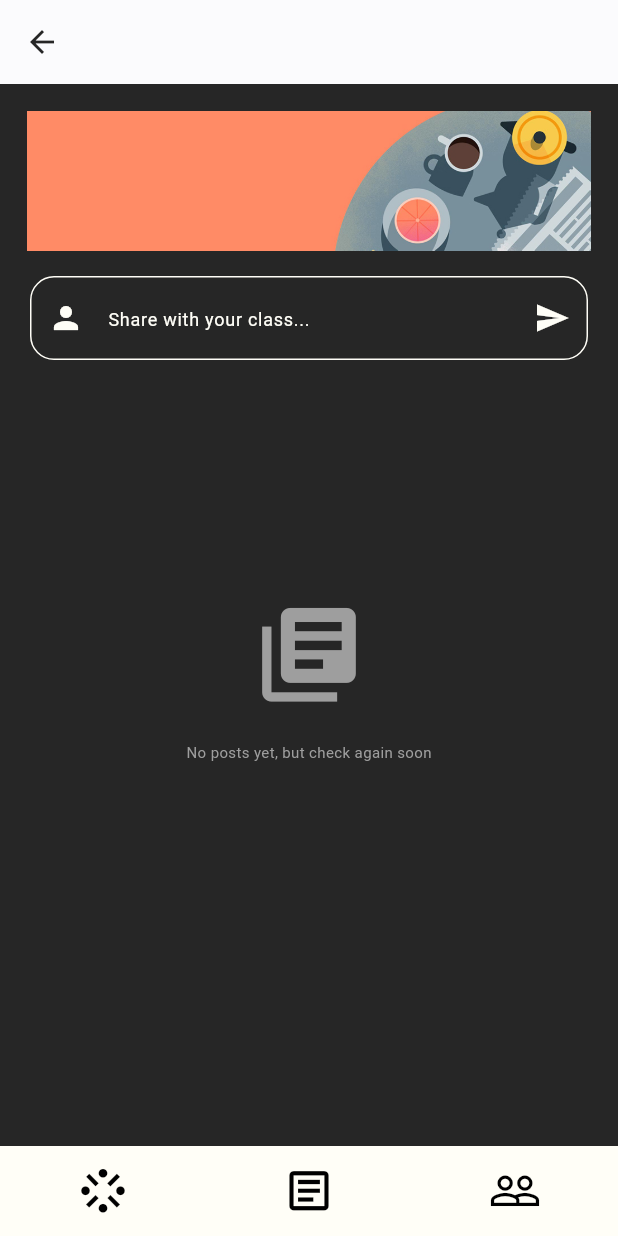
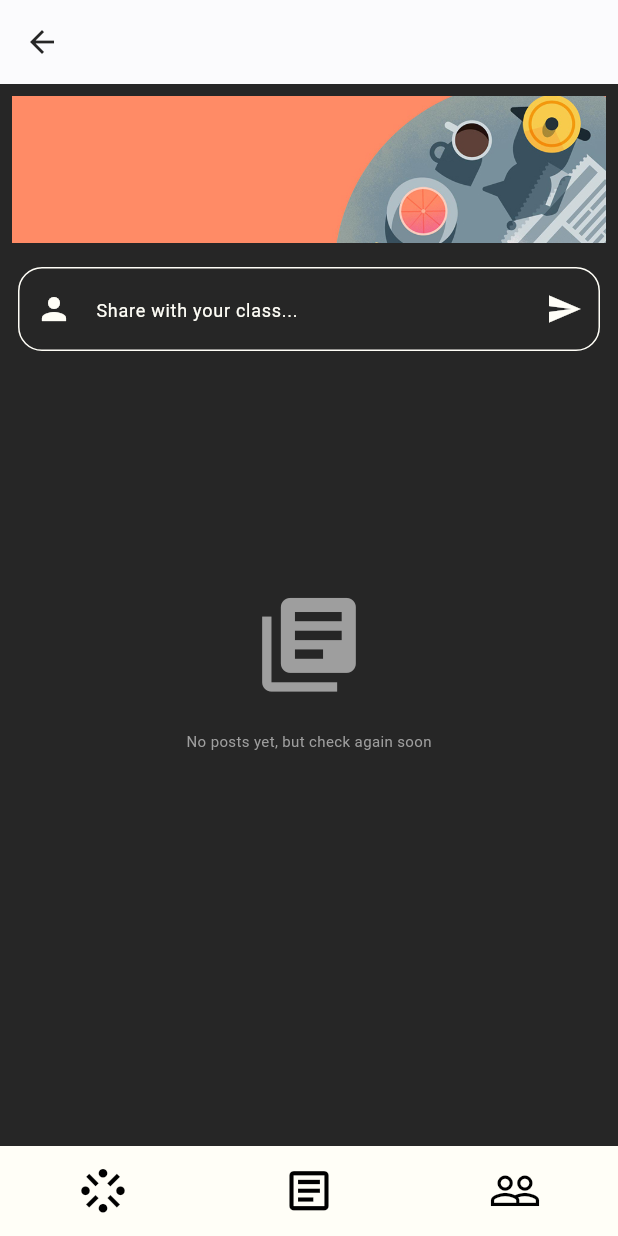
Before and after one commit to kurtpetrola/ace, a Flutter app: the Classroom screen opened directly, after a tap on "Introduction to Computing", on a phone screen of 412 x 824 dp. Run offline on Flutter 3.47's test engine with Material 3 defaults, Android fonts, the phone set to English and light mode, and no system bars; our stand-ins replace firebase_core, firebase_database, hive, hive_flutter, ionicons; accounts and stored records are empty.

Commit message:
chore: bump tweaks

```diff
--- a/lib/components/admin_button.dart
+++ b/lib/components/admin_button.dart
@@ -23,7 +23,7 @@ class AdminButton extends StatelessWidget {
         shape: RoundedRectangleBorder(
           borderRadius: BorderRadius.circular(20),
         ),
-        padding: const EdgeInsets.symmetric(horizontal: 68, vertical: 15),
+        padding: const EdgeInsets.symmetric(horizontal: 65, vertical: 15),
       ),
       child: const Text(
         "ADMINISTRATOR",
--- a/lib/pages/adminlogin_page.dart
+++ b/lib/pages/adminlogin_page.dart
@@ -50,7 +50,7 @@ class _AdminLoginPageState extends State<AdminLoginPage> {
                   children: [
                     const SizedBox(height: 40),
                     const Text(
-                      'ADMINISTRATOR LOGIN',
+                      'Admin Login',
                       style: TextStyle(
                         color: ColorPalette.accentBlack,
                         fontWeight: FontWeight.w900,
--- a/lib/screenpages/classroom.dart
+++ b/lib/screenpages/classroom.dart
@@ -27,7 +27,7 @@ class _ClassroomState extends State<Classroom> {
                   children: [
                     Container(
                       height: 140,
-                      margin: EdgeInsets.all(15),
+                      margin: EdgeInsets.all(8),
                       decoration: BoxDecoration(
                         borderRadius: BorderRadius.circular(6),
                         color: Colors.orange,
--- a/lib/stream_directory/stream.dart
+++ b/lib/stream_directory/stream.dart
@@ -18,8 +18,7 @@ class _StreamState extends State<Stream> {
           child: Column(
             children: [
               Container(
-                margin: const EdgeInsets.only(
-                    left: 18, top: 18, right: 18, bottom: 8),
+                margin: const EdgeInsets.all(8.0),
                 decoration: const BoxDecoration(
                     borderRadius: BorderRadius.all(Radius.circular(25))),
                 child: const Image(
@@ -28,7 +27,7 @@ class _StreamState extends State<Stream> {
               ),
 
               const Padding(
-                padding: EdgeInsets.symmetric(horizontal: 20, vertical: 9),
+                padding: EdgeInsets.symmetric(horizontal: 12, vertical: 8),
                 child: TextField(
                   keyboardType: TextInputType.text,
                   decoration: InputDecoration(
--- a/lib/stream_directory/stream2.dart
+++ b/lib/stream_directory/stream2.dart
@@ -18,8 +18,7 @@ class _Stream2State extends State<Stream2> {
           child: Column(
             children: [
               Container(
-                margin: const EdgeInsets.only(
-                    left: 18, top: 18, right: 18, bottom: 8),
+                margin: const EdgeInsets.only(bottom: 8.0),
                 decoration: const BoxDecoration(
                     borderRadius: BorderRadius.all(Radius.circular(25))),
                 child: const Image(
@@ -28,7 +27,7 @@ class _Stream2State extends State<Stream2> {
               ),
 
               const Padding(
-                padding: EdgeInsets.symmetric(horizontal: 20, vertical: 9),
+                padding: EdgeInsets.symmetric(horizontal: 12, vertical: 8),
                 child: TextField(
                   keyboardType: TextInputType.text,
                   decoration: InputDecoration(
--- a/lib/stream_directory/stream3.dart
+++ b/lib/stream_directory/stream3.dart
@@ -18,8 +18,7 @@ class _Stream3State extends State<Stream3> {
           child: Column(
             children: [
               Container(
-                margin: const EdgeInsets.only(
-                    left: 18, top: 18, right: 18, bottom: 8),
+                margin: const EdgeInsets.only(bottom: 8.0),
                 decoration: const BoxDecoration(
                     borderRadius: BorderRadius.all(Radius.circular(25))),
                 child: const Image(
@@ -28,7 +27,7 @@ class _Stream3State extends State<Stream3> {
               ),
 
               const Padding(
-                padding: EdgeInsets.symmetric(horizontal: 20, vertical: 9),
+                padding: EdgeInsets.symmetric(horizontal: 12, vertical: 8),
                 child: TextField(
                   keyboardType: TextInputType.text,
                   decoration: InputDecoration(
```
